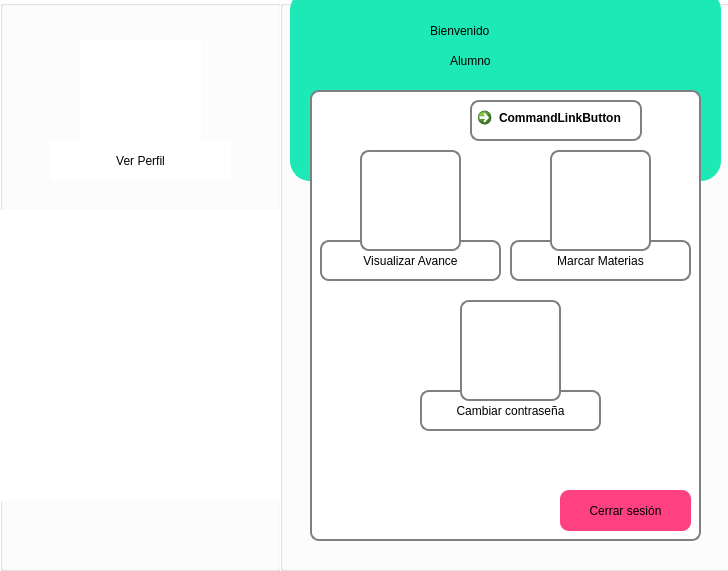
Above: SCS/alumno.ui from sagarme17/SCS before the change. Below: the same form after it.
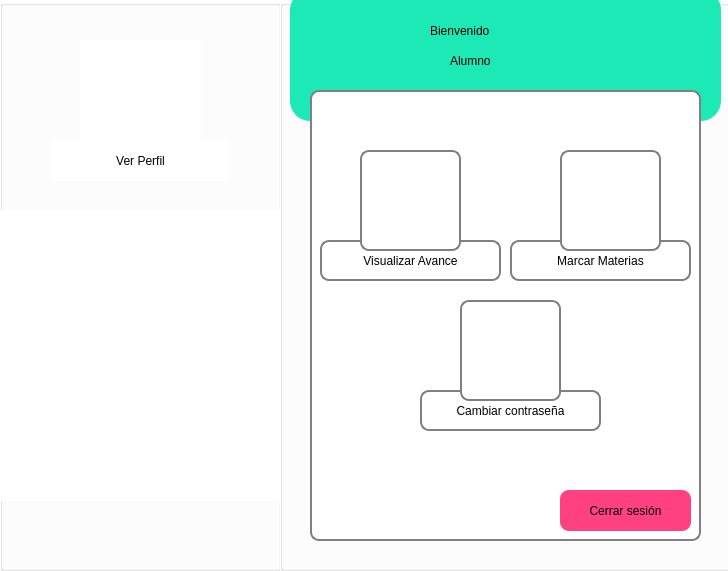
That is the form after the change. Icons and pictures are not drawn.

What changed in the file:
```diff
--- a/SCS/alumno.ui
+++ b/SCS/alumno.ui
@@ -332,7 +332,7 @@
     <widget class="QLabel" name="Marcar">
      <property name="geometry">
       <rect>
-       <x>240</x>
+       <x>250</x>
        <y>60</y>
        <width>101</width>
        <height>101</height>
@@ -387,17 +387,24 @@
       <string/>
      </property>
     </widget>
-    <widget class="QCommandLinkButton" name="commandLinkButton">
+    <widget class="QPushButton" name="Cambio_al_2">
      <property name="geometry">
       <rect>
-       <x>160</x>
-       <y>10</y>
-       <width>172</width>
-       <height>41</height>
+       <x>260</x>
+       <y>70</y>
+       <width>91</width>
+       <height>81</height>
       </rect>
      </property>
+     <property name="styleSheet">
+      <string notr="true">
+       background:transparent;
+       border:none;
+       outline:none;
+</string>
+     </property>
      <property name="text">
-      <string>CommandLinkButton</string>
+      <string/>
      </property>
     </widget>
    </widget>
@@ -407,7 +414,7 @@
       <x>10</x>
       <y>-10</y>
       <width>431</width>
-      <height>191</height>
+      <height>131</height>
      </rect>
     </property>
     <property name="styleSheet">
```
